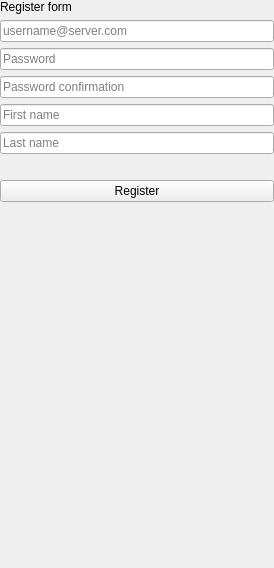
Before: the Qt Designer form src/plugins/genecut/src/GenecutOPWidget.ui in ugeneunipro/ugene, drawn with Qt 5.
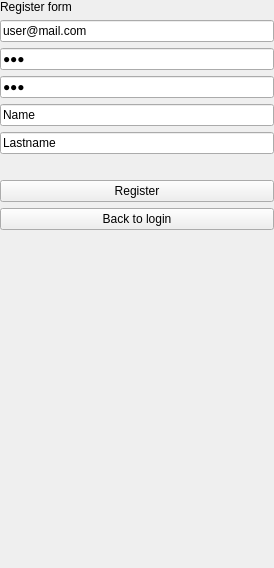
After: the same form once the commit is applied. The open tabs and pages were chosen to show the change.

What changed in the file:
```diff
--- a/src/plugins/genecut/src/GenecutOPWidget.ui
+++ b/src/plugins/genecut/src/GenecutOPWidget.ui
@@ -207,6 +207,9 @@
        </item>
        <item>
         <widget class="QLineEdit" name="leEmailNew">
+         <property name="text">
+          <string>user@mail.com</string>
+         </property>
          <property name="placeholderText">
           <string>username@server.com</string>
          </property>
@@ -214,6 +217,9 @@
        </item>
        <item>
         <widget class="QLineEdit" name="lePasswordNew">
+         <property name="text">
+          <string>123</string>
+         </property>
          <property name="echoMode">
           <enum>QLineEdit::Password</enum>
          </property>
@@ -224,6 +230,9 @@
        </item>
        <item>
         <widget class="QLineEdit" name="lePasswordConformationNew">
+         <property name="text">
+          <string>123</string>
+         </property>
          <property name="echoMode">
           <enum>QLineEdit::Password</enum>
          </property>
@@ -234,6 +243,9 @@
        </item>
        <item>
         <widget class="QLineEdit" name="leFirstName">
+         <property name="text">
+          <string>Name</string>
+         </property>
          <property name="placeholderText">
           <string>First name</string>
          </property>
@@ -241,6 +253,9 @@
        </item>
        <item>
         <widget class="QLineEdit" name="leLastName">
+         <property name="text">
+          <string>Lastname</string>
+         </property>
          <property name="placeholderText">
           <string>Last name</string>
          </property>
@@ -263,6 +278,13 @@
          </property>
         </widget>
        </item>
+       <item>
+        <widget class="QPushButton" name="pbGoBack">
+         <property name="text">
+          <string>Back to login</string>
+         </property>
+        </widget>
+       </item>
        <item>
         <spacer name="verticalSpacer_3">
          <property name="orientation">
```
Left out of the diff: 29 changed lines with no effect on the pictures.
